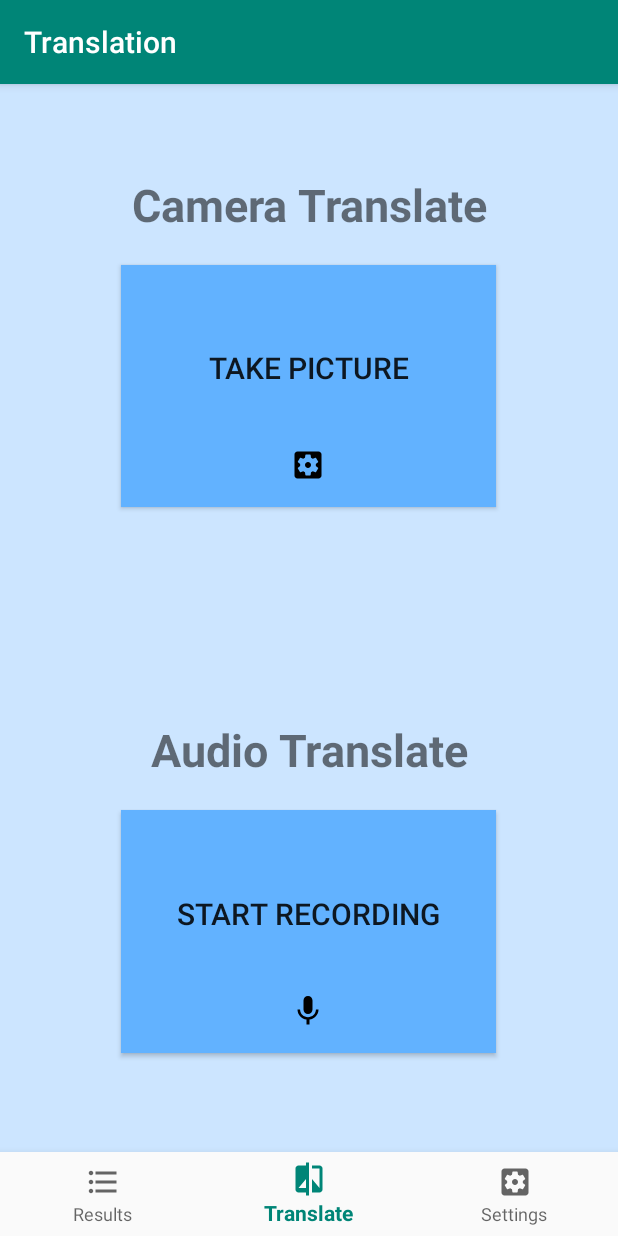
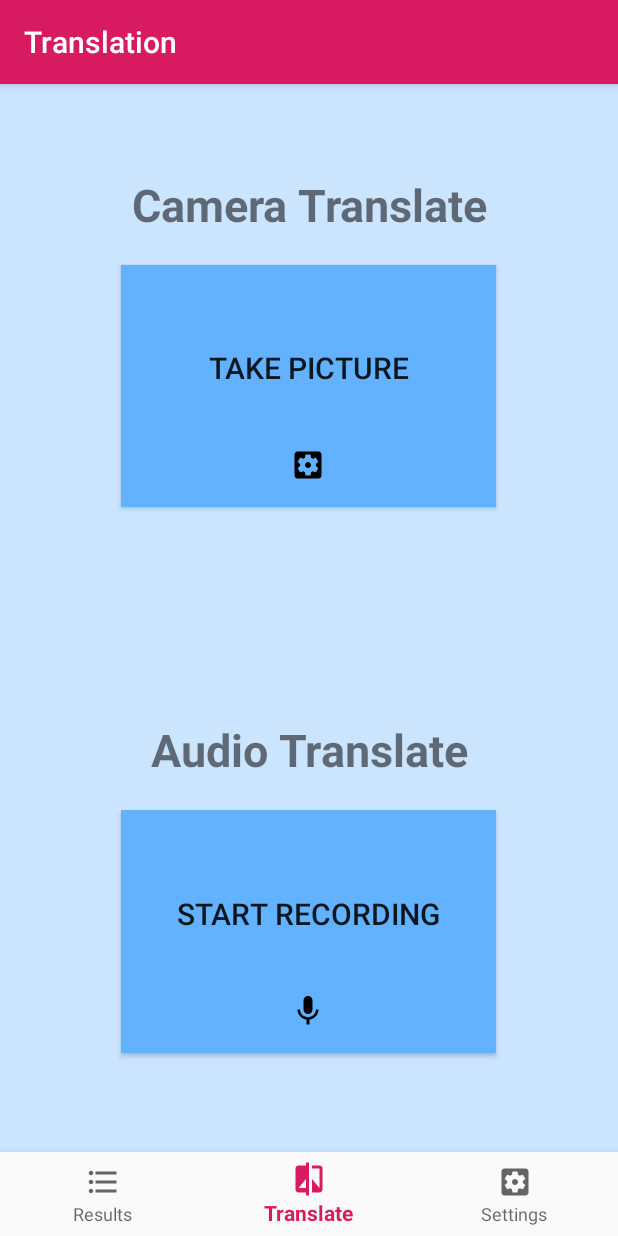
Before and after one commit to itedwards/MenuMap, an Android app: the screen it shows after launch once a user with an empty profile is signed in (MainActivity), item 2 of the bottom bar chosen, on a phone screen of 412 x 824 dp. Run offline under Robolectric (Android 15) with nearby library versions, the phone set to English and light mode, and no system bars; our stand-ins replace Firebase (no records; nobody signed in at launch, a user with empty details on screens opened directly), navigation-ui; 1 statement that could not run was skipped.

Commit message:
Styles xml.

```diff
--- a/app/src/main/res/values/styles.xml
+++ b/app/src/main/res/values/styles.xml
@@ -3,7 +3,7 @@
     <!-- Base application theme. -->
     <style name="AppTheme" parent="Theme.AppCompat.Light.DarkActionBar">
         <!-- Customize your theme here. -->
-        <item name="colorPrimary">@color/colorPrimary</item>
+        <item name="colorPrimary">@color/colorAccent</item>
         <item name="colorPrimaryDark">@color/colorPrimaryDark</item>
         <item name="colorAccent">@color/colorAccent</item>
     </style>
```
